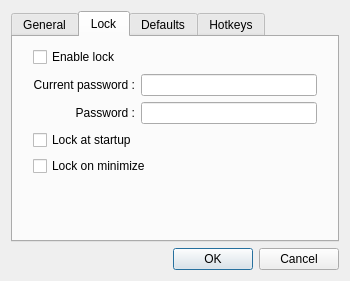
Old version of the form src/gui/configdialog.ui in the repository mistic100/UMWP-Autochanger.
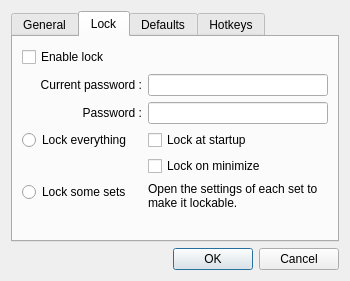
New version of the form. The open tabs and pages were chosen to show the change. Icons and pictures are not drawn. Custom widgets are drawn as their Qt base class.

Commit message: Allow lock per set

Diff of the .ui file:
```diff
--- a/src/gui/configdialog.ui
+++ b/src/gui/configdialog.ui
@@ -114,35 +114,22 @@
       <attribute name="title">
        <string>Lock</string>
       </attribute>
-      <layout class="QGridLayout" name="gridLayout_4">
-       <property name="leftMargin">
-        <number>20</number>
-       </property>
-       <property name="rightMargin">
-        <number>20</number>
-       </property>
-       <item row="6" column="0" colspan="3">
+      <layout class="QGridLayout" name="gridLayout_4" columnstretch="2,3">
+       <item row="6" column="1">
         <widget class="QCheckBox" name="optionLockMinimize">
          <property name="text">
           <string>Lock on minimize</string>
          </property>
         </widget>
        </item>
-       <item row="5" column="0" colspan="3">
-        <widget class="QCheckBox" name="optionLockStartup">
+       <item row="3" column="0">
+        <widget class="QRadioButton" name="optionLockAll">
          <property name="text">
-          <string>Lock at startup</string>
+          <string>Lock everything</string>
          </property>
         </widget>
        </item>
-       <item row="3" column="1" colspan="2">
-        <widget class="QLineEdit" name="optionLockPassword">
-         <property name="echoMode">
-          <enum>QLineEdit::Password</enum>
-         </property>
-        </widget>
-       </item>
-       <item row="1" column="0" colspan="3">
+       <item row="0" column="0" colspan="2">
         <layout class="QHBoxLayout" name="horizontalLayout">
          <item>
           <widget class="QCheckBox" name="optionLockEnabled">
@@ -183,14 +170,24 @@
          </item>
         </layout>
        </item>
-       <item row="2" column="1" colspan="2">
+       <item row="1" column="0">
+        <widget class="QLabel" name="label_13">
+         <property name="text">
+          <string>Current password :</string>
+         </property>
+         <property name="alignment">
+          <set>Qt::AlignRight|Qt::AlignTrailing|Qt::AlignVCenter</set>
+         </property>
+        </widget>
+       </item>
+       <item row="1" column="1">
         <widget class="QLineEdit" name="currentPassword">
          <property name="echoMode">
           <enum>QLineEdit::Password</enum>
          </property>
         </widget>
        </item>
-       <item row="3" column="0">
+       <item row="2" column="0">
         <widget class="QLabel" name="label_12">
          <property name="text">
           <string>Password :</string>
@@ -200,17 +197,14 @@
          </property>
         </widget>
        </item>
-       <item row="2" column="0">
-        <widget class="QLabel" name="label_13">
-         <property name="text">
-          <string>Current password :</string>
-         </property>
-         <property name="alignment">
-          <set>Qt::AlignRight|Qt::AlignTrailing|Qt::AlignVCenter</set>
+       <item row="2" column="1">
+        <widget class="QLineEdit" name="optionLockPassword">
+         <property name="echoMode">
+          <enum>QLineEdit::Password</enum>
          </property>
         </widget>
        </item>
-       <item row="7" column="0">
+       <item row="9" column="0">
         <spacer name="verticalSpacer_3">
          <property name="orientation">
           <enum>Qt::Vertical</enum>
@@ -223,6 +217,33 @@
          </property>
         </spacer>
        </item>
+       <item row="7" column="0">
+        <widget class="QRadioButton" name="optionLockSets">
+         <property name="text">
+          <string>Lock some sets</string>
+         </property>
+        </widget>
+       </item>
+       <item row="3" column="1">
+        <widget class="QCheckBox" name="optionLockStartup">
+         <property name="text">
+          <string>Lock at startup</string>
+         </property>
+        </widget>
+       </item>
+       <item row="7" column="1" rowspan="2">
+        <widget class="QLabel" name="lockSetsHelp">
+         <property name="text">
+          <string>Open the settings of each set to make it lockable.</string>
+         </property>
+         <property name="alignment">
+          <set>Qt::AlignLeading|Qt::AlignLeft|Qt::AlignTop</set>
+         </property>
+         <property name="wordWrap">
+          <bool>true</bool>
+         </property>
+        </widget>
+       </item>
       </layout>
      </widget>
      <widget class="QWidget" name="defaults">
```
Left out of the diff: 16 changed lines with no effect on the pictures. The commit also changes 32 other files.
